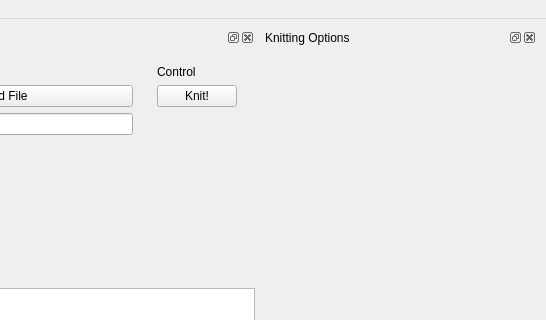
Before: the Qt Designer form software/python/ayab/ayab_gui.ui in AllYarnsAreBeautiful/ayab-desktop, drawn with Qt 5; both pictures show x 254 to 800 and y 0 to 320 of the 800 by 581 pixel window.
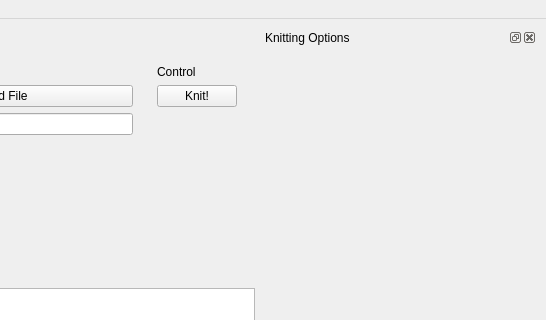
After: the same form once the commit is applied.

Commit message: removing dock for assistant main dock flow

Diff of the .ui file:
```diff
--- a/software/python/ayab/ayab_gui.ui
+++ b/software/python/ayab/ayab_gui.ui
@@ -47,6 +47,9 @@
       <property name="acceptDrops">
        <bool>true</bool>
       </property>
+      <property name="features">
+       <set>QDockWidget::NoDockWidgetFeatures</set>
+      </property>
       <property name="windowTitle">
        <string>Asistant</string>
       </property>
```
Left out of the diff: 2 changed lines with no effect on the pictures. The commit also changes 1 other file.
